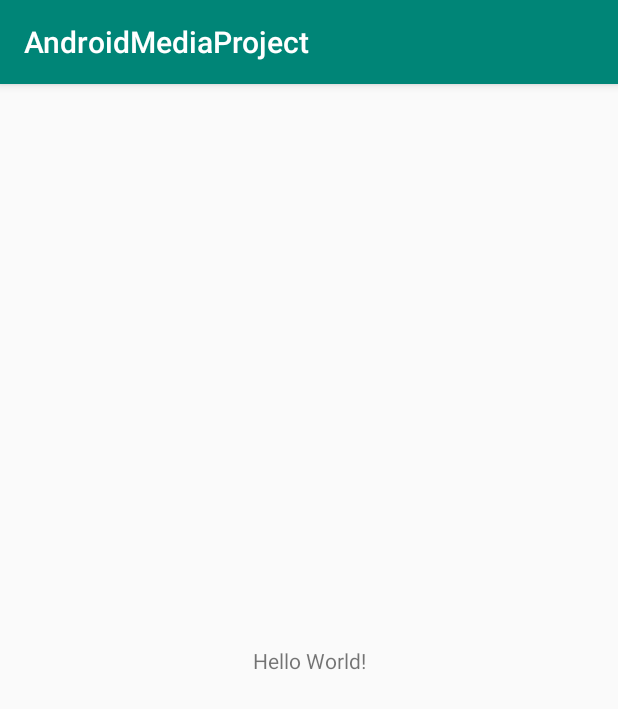
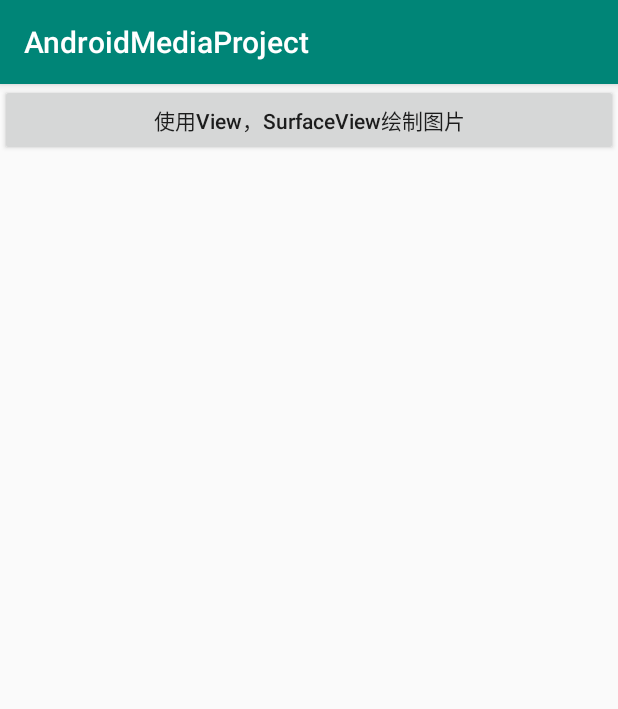
Before and after one commit to hikobe8/AndroidMediaProject, an Android app: the screen it shows after launch (MainActivity), on a phone screen of 412 x 824 dp. Shown: the top 709 px of the screen. Run offline under Robolectric (Android 15) with nearby library versions, the phone set to English and light mode, and no system bars.

Commit message:
draw image using BitmapDrawable on View's Canvas

```diff
--- a/app/build.gradle
+++ b/app/build.gradle
@@ -7,7 +7,7 @@ apply plugin: 'kotlin-android-extensions'
 android {
     compileSdkVersion 28
     defaultConfig {
-        applicationId "com.palmax.androidmediaproject"
+        applicationId "com.hikobe8.androidmediaproject"
         minSdkVersion 15
         targetSdkVersion 28
         versionCode 1
@@ -16,6 +16,7 @@ android {
         externalNativeBuild {
             cmake {
                 cppFlags ""
+                abiFilters "armeabi-v7a", "x86"
             }
         }
     }
@@ -34,7 +35,7 @@ android {
 
 dependencies {
     implementation fileTree(dir: 'libs', include: ['*.jar'])
-    implementation"org.jetbrains.kotlin:kotlin-stdlib-jdk7:$kotlin_version"
+    implementation "org.jetbrains.kotlin:kotlin-stdlib-jdk7:$kotlin_version"
     implementation 'com.android.support:appcompat-v7:28.0.0-alpha1'
     implementation 'com.android.support.constraint:constraint-layout:1.1.0'
     testImplementation 'junit:junit:4.12'
--- a/app/src/main/res/layout/activity_main.xml
+++ b/app/src/main/res/layout/activity_main.xml
@@ -1,20 +1,18 @@
 <?xml version="1.0" encoding="utf-8"?>
-<android.support.constraint.ConstraintLayout
+<LinearLayout
         xmlns:android="http://schemas.android.com/apk/res/android"
         xmlns:tools="http://schemas.android.com/tools"
         xmlns:app="http://schemas.android.com/apk/res-auto"
         android:layout_width="match_parent"
         android:layout_height="match_parent"
+        android:orientation="vertical"
         tools:context=".MainActivity">
 
-    <TextView
-            android:id="@+id/sample_text"
-            android:layout_width="wrap_content"
-            android:layout_height="wrap_content"
-            android:text="Hello World!"
-            app:layout_constraintBottom_toBottomOf="parent"
-            app:layout_constraintLeft_toLeftOf="parent"
-            app:layout_constraintRight_toRightOf="parent"
-            app:layout_constraintTop_toTopOf="parent"/>
+    <Button
+        android:text="使用View，SurfaceView绘制图片"
+        android:textAllCaps="false"
+        android:onClick="go2DrawImageByView"
+        android:layout_width="match_parent"
+        android:layout_height="wrap_content"/>
 
-</android.support.constraint.ConstraintLayout>
+</LinearLayout>
--- a/app/src/main/res/values/colors.xml
+++ b/app/src/main/res/values/colors.xml
@@ -3,4 +3,5 @@
     <color name="colorPrimary">#008577</color>
     <color name="colorPrimaryDark">#00574B</color>
     <color name="colorAccent">#D81B60</color>
+    <color name="colorActionBarText">#123456</color>
 </resources>
--- a/app/src/main/res/values/strings.xml
+++ b/app/src/main/res/values/strings.xml
@@ -1,3 +1,4 @@
 <resources>
     <string name="app_name">AndroidMediaProject</string>
+    <string name="title_draw_image">绘制图片</string>
 </resources>
--- a/app/src/main/res/values/styles.xml
+++ b/app/src/main/res/values/styles.xml
@@ -1,11 +1,24 @@
 <resources>
 
     <!-- Base application theme. -->
-    <style name="AppTheme" parent="Theme.AppCompat.Light.DarkActionBar">
+    <style name="AppTheme" parent="Theme.AppCompat.Light.NoActionBar">
         <!-- Customize your theme here. -->
         <item name="colorPrimary">@color/colorPrimary</item>
         <item name="colorPrimaryDark">@color/colorPrimaryDark</item>
         <item name="colorAccent">@color/colorAccent</item>
     </style>
 
+    <style name="ActionBarTheme" parent="Theme.AppCompat.Light.DarkActionBar">
+        <!-- Customize your theme here. -->
+        <item name="colorPrimary">@color/colorPrimary</item>
+        <item name="colorPrimaryDark">@color/colorPrimaryDark</item>
+        <item name="colorAccent">@color/colorAccent</item>
+    </style>
+
+    <style name="ActionBarStyle">
+        <item name="android:layout_width">match_parent</item>
+        <item name="android:layout_height">?attr/actionBarSize</item>
+        <item name="android:background">@color/colorPrimary</item>
+    </style>
+
 </resources>
```
Also changed, not shown: app/src/main/AndroidManifest.xml (+6 -3 lines), app/src/main/java/com/hikobe8/androidmediaproject/Extensions.kt (added, +7 -0 lines), app/src/main/java/com/hikobe8/androidmediaproject/MainActivity.kt (renamed from app/src/main/java/com/palmax/androidmediaproject/MainActivity.kt, +7 -2 lines), app/src/main/java/com/hikobe8/androidmediaproject/bases.kt (added, +29 -0 lines), app/src/main/java/com/hikobe8/androidmediaproject/draw/DrawImageActivity.kt (added, +45 -0 lines), app/src/main/java/com/hikobe8/androidmediaproject/draw/ImageDrawerView.kt (added, +41 -0 lines), app/src/main/res/layout/activity_draw_image.xml (added, +24 -0 lines), app/src/main/res/menu/menu_draw_image.xml (added, +15 -0 lines), app/src/main/res/drawable-nodpi/batman.jpg (added), 4 other files.
